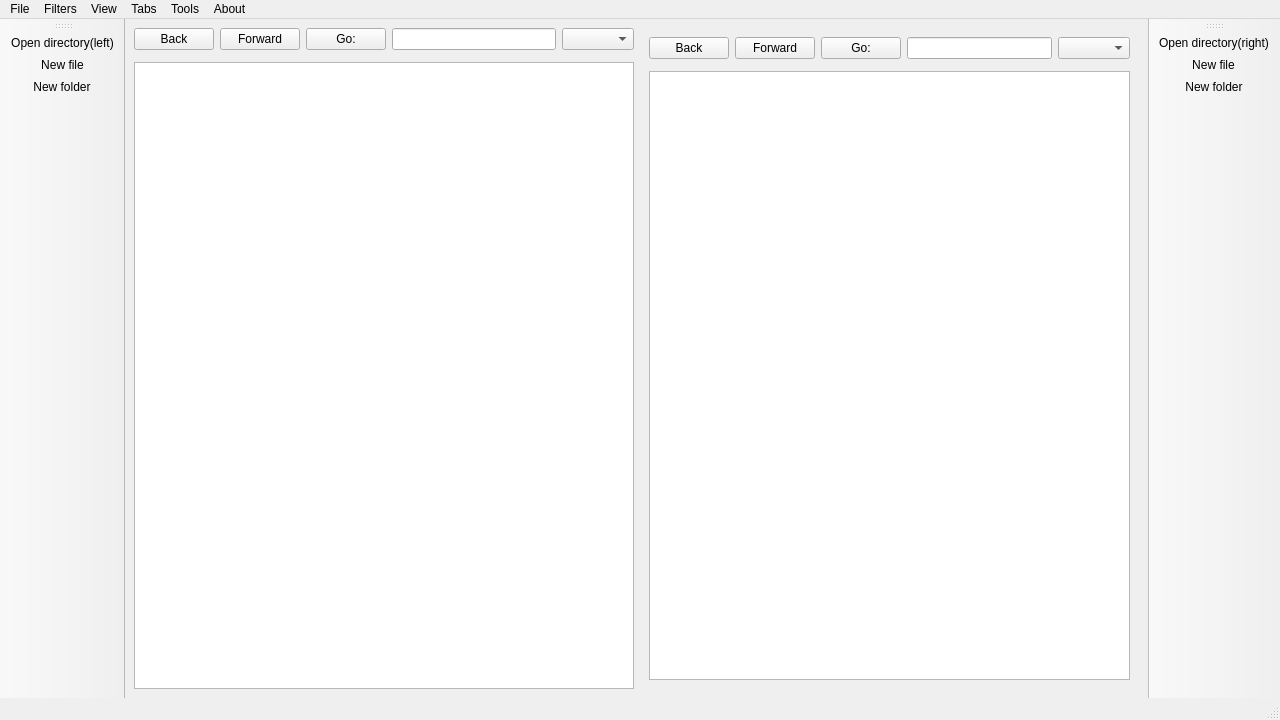
Before: the Qt Designer form undercommander.ui in OscarVegener/UnderCommander, drawn with Qt 5.
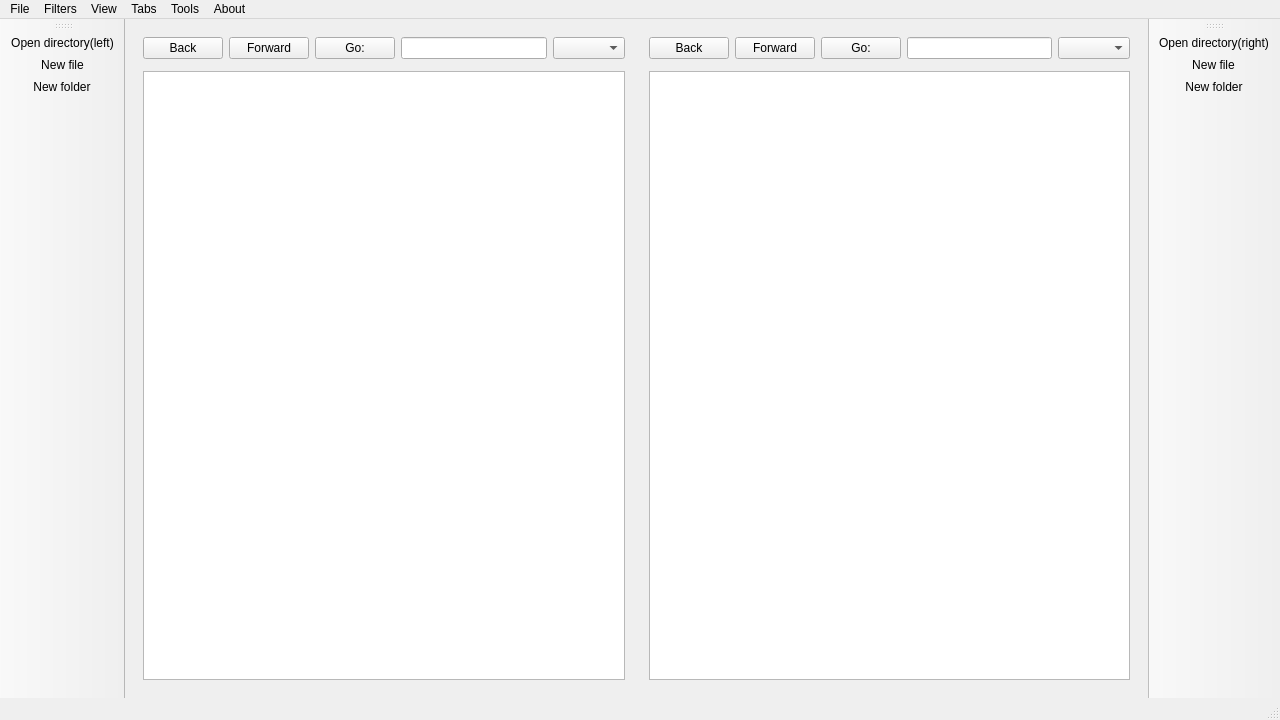
After: the same form once the commit is applied. Icons and pictures are not drawn. Custom widgets are drawn as their Qt base class.

```diff
--- a/undercommander.ui
+++ b/undercommander.ui
@@ -25,8 +25,9 @@
    </property>
    <layout class="QGridLayout" name="gridLayout">
     <item row="0" column="0">
-     <layout class="QHBoxLayout" name="horizontalLayout_3">
+     <layout class="QVBoxLayout" name="leftLayout">
       <item>
+       <widget class="QWidget" name="leftWidget" native="true">
        <layout class="QVBoxLayout" name="verticalLayout">
         <item>
          <layout class="QHBoxLayout" name="horizontalLayout">
@@ -122,6 +123,8 @@
          </layout>
         </item>
         <item>
+          <layout class="QVBoxLayout" name="verticalLayout_5">
+           <item>
          <widget class="FSView" name="leftView">
           <property name="focusPolicy">
            <enum>Qt::ClickFocus</enum>
@@ -172,6 +175,13 @@
         </item>
        </layout>
       </item>
+        </layout>
+       </widget>
+      </item>
+     </layout>
+    </item>
+    <item row="0" column="1">
+     <layout class="QVBoxLayout" name="rightLayout">
       <item>
        <widget class="QWidget" name="rightWidget" native="true">
         <layout class="QVBoxLayout" name="verticalLayout_2">
```
Left out of the diff: 4 changed lines with no effect on the pictures. Lines whose indentation alone changed are shown as unchanged.
